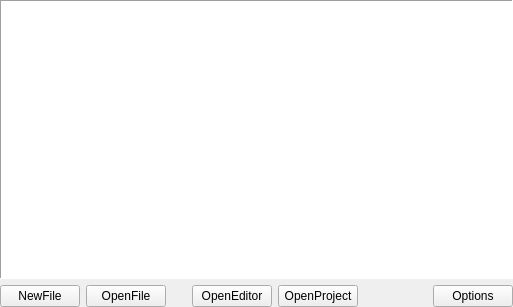
Old version of the form liteidex/src/plugins/welcome/welcomewidget.ui in the repository seanxyh/liteide.
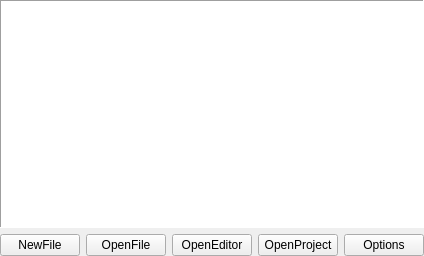
New version of the form.

Patch:
```diff
--- a/liteidex/src/plugins/welcome/welcomewidget.ui
+++ b/liteidex/src/plugins/welcome/welcomewidget.ui
@@ -6,8 +6,8 @@
    <rect>
     <x>0</x>
     <y>0</y>
-    <width>513</width>
-    <height>307</height>
+    <width>418</width>
+    <height>256</height>
    </rect>
   </property>
   <property name="windowTitle">
```
